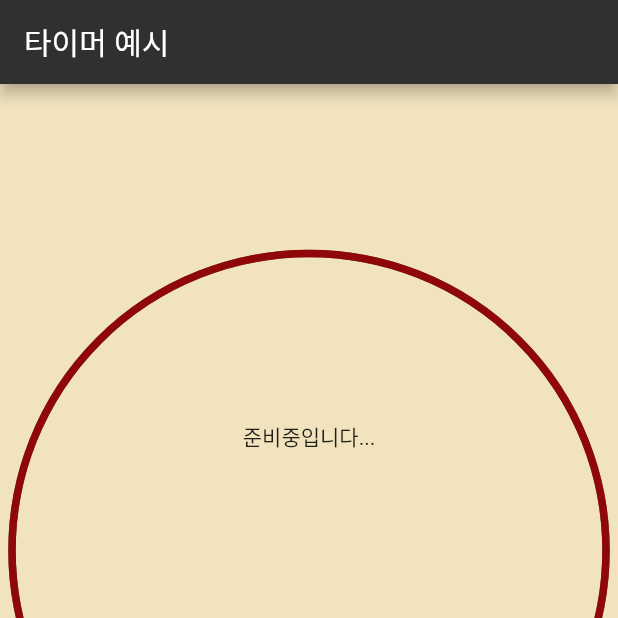
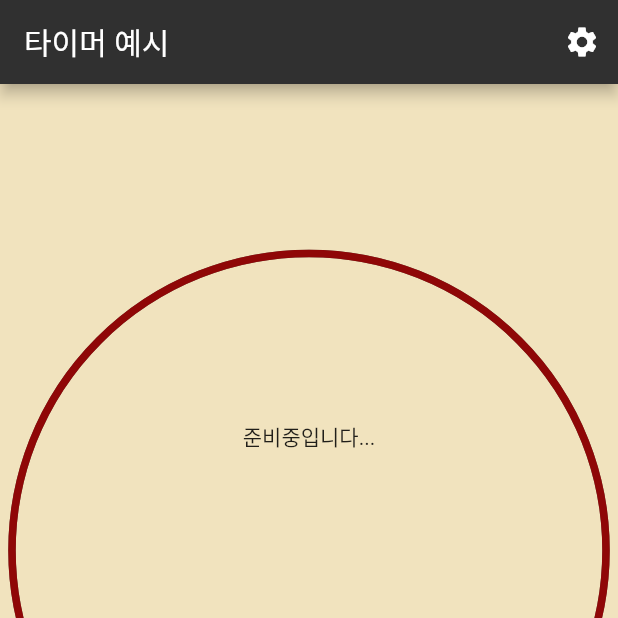
Before and after one commit to YuJunhee/CAPSTONE-DESIGN-TIMER-SW-DEVELOP, a Flutter app: the screen it shows after launch, on a phone screen of 412 x 824 dp, the top half of it. Run offline on Flutter 3.47's test engine with Material 2 defaults, Android fonts, the phone set to English and light mode, and no system bars; our stand-ins replace table_calendar.

Commit message:
making setting icon

```diff
--- a/lib/main.dart
+++ b/lib/main.dart
@@ -47,6 +47,13 @@ class MyTabsState extends State<MyTabs> with SingleTickerProviderStateMixin {
       appBar: AppBar(
         title: Text('타이머 예시'),
         backgroundColor: Colors.grey[850],
+        actions: <Widget>[
+          IconButton(
+              icon: Icon(Icons.settings),
+              onPressed: () {
+                print("setting icon is clicked");
+              })
+        ],
       ),
       body: TabBarView(controller: controller, // 컨트롤러 연결
           children: [Home(), Calendar(), Reward(), Setting()]),
```
